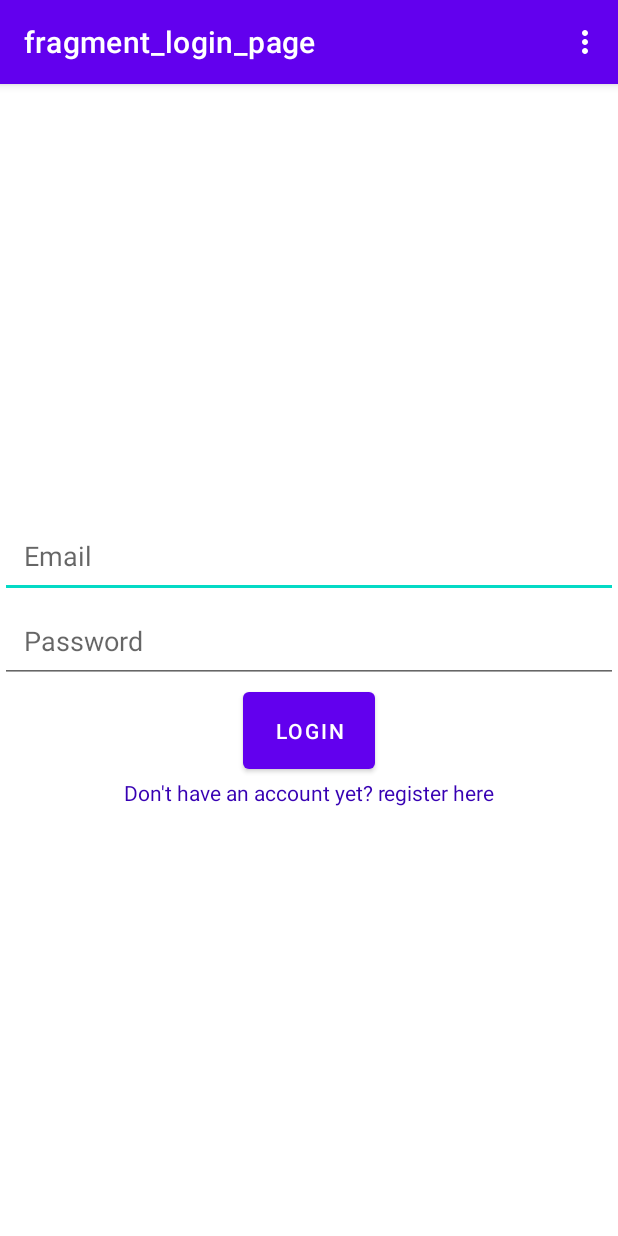
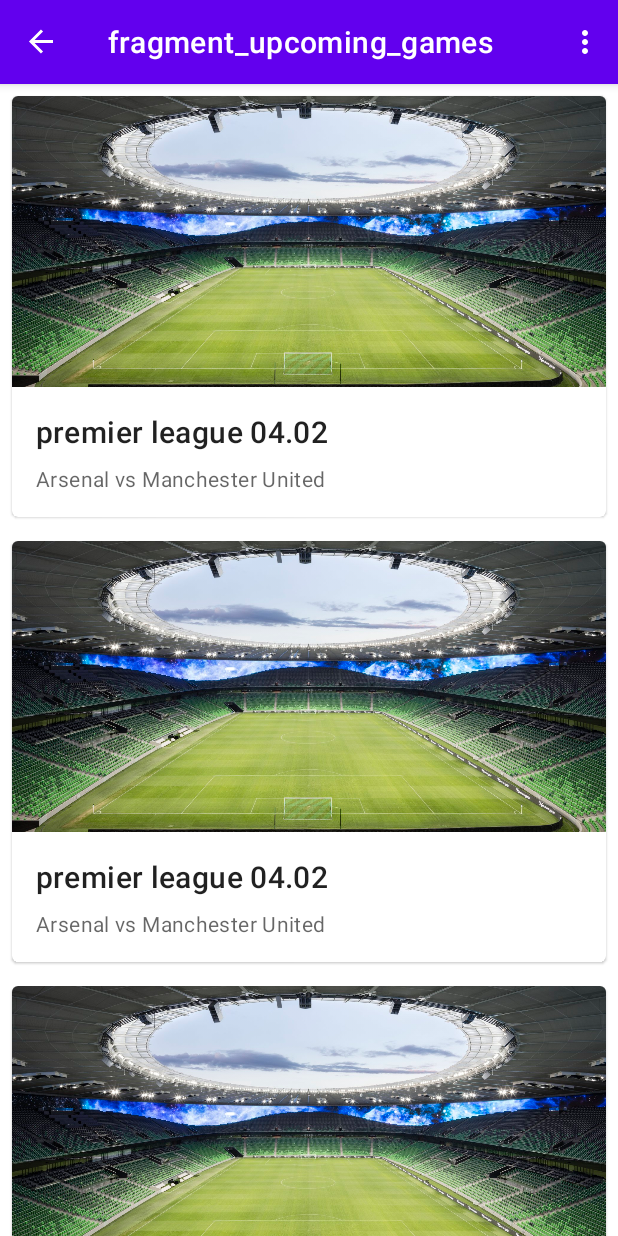
Before and after one commit to DevelopGenius/FootballDiscussionFinalProject, an Android app: the screen it shows after launch (MainActivity), after a tap on "LOGIN", on a phone screen of 412 x 824 dp. Run offline under Robolectric (Android 15) with nearby library versions, the phone set to English and light mode, and no system bars; our stand-ins replace Firebase (no records; nobody signed in at launch, a user with empty details on screens opened directly), Room's generated code, navigation-ui.

Commit message:
Adding upcoming games fragment + recycler adapter

```diff
--- a/app/src/main/java/com/example/footballdiscussion/fragments/LoginPageFragment.java
+++ b/app/src/main/java/com/example/footballdiscussion/fragments/LoginPageFragment.java
@@ -55,6 +55,10 @@
         binding.registerLink.setOnClickListener(view -> {
             Navigation.findNavController(view).navigate(LoginPageFragmentDirections.actionLoginPageFragmentToRegisterPageFragment());
         });
+
+        binding.loginButton.setOnClickListener(view -> {
+            Navigation.findNavController(view).navigate(LoginPageFragmentDirections.actionLoginPageFragmentToUpcomingGamesFragment());
+        });
         return binding.getRoot();
 
     }
--- /dev/null
+++ b/app/src/main/java/com/example/footballdiscussion/fragments/UpcomingGamesFragment.java
@@ -0,0 +1,53 @@
+package com.example.footballdiscussion.fragments;
+
+import androidx.lifecycle.ViewModelProvider;
+
+import android.content.Context;
+import android.os.Bundle;
+
+import androidx.annotation.NonNull;
+import androidx.annotation.Nullable;
+import androidx.fragment.app.Fragment;
+import androidx.recyclerview.widget.LinearLayoutManager;
+
+import android.util.Log;
+import android.view.LayoutInflater;
+import android.view.View;
+import android.view.ViewGroup;
+
+import com.example.footballdiscussion.databinding.FragmentUpcomingGamesBinding;
+import com.example.footballdiscussion.fragments.recycler_adapters.UpcomingGamesRecyclerAdapter;
+
+public class UpcomingGamesFragment extends Fragment {
+
+    private FragmentUpcomingGamesBinding binding;
+
+    private UpcomingGamesRecyclerAdapter upcomingGamesRecyclerAdapter;
+    private UpcomingGamesViewModel viewModel;
+
+    public static UpcomingGamesFragment newInstance() {
+        return new UpcomingGamesFragment();
+    }
+
+    @Override
+    public View onCreateView(@NonNull LayoutInflater inflater, @Nullable ViewGroup container,
+                             @Nullable Bundle savedInstanceState) {
+        binding = FragmentUpcomingGamesBinding.inflate(inflater, container, false);
+
+        binding.upcomingGamesRecyclerView.setHasFixedSize(true);
+        binding.upcomingGamesRecyclerView.setLayoutManager(new LinearLayoutManager(getContext()));
+        upcomingGamesRecyclerAdapter = new UpcomingGamesRecyclerAdapter(getLayoutInflater(), this.viewModel.getUpcomingGames());
+        binding.upcomingGamesRecyclerView.setAdapter(this.upcomingGamesRecyclerAdapter);
+
+        upcomingGamesRecyclerAdapter.setOnItemClickListener(pos -> {
+            Log.d("TAG", "Clicked Row " + pos);
+        });
+        return binding.getRoot();
+    }
+
+    @Override
+    public void onAttach(@NonNull Context context) {
+        super.onAttach(context);
+        viewModel = new ViewModelProvider(this).get(UpcomingGamesViewModel.class);
+    }
+}
--- /dev/null
+++ b/app/src/main/java/com/example/footballdiscussion/fragments/UpcomingGamesViewModel.java
@@ -0,0 +1,21 @@
+package com.example.footballdiscussion.fragments;
+
+import androidx.lifecycle.ViewModel;
+
+import com.example.footballdiscussion.models.entities.UpcomingGame;
+
+import java.util.ArrayList;
+import java.util.Date;
+import java.util.List;
+
+public class UpcomingGamesViewModel extends ViewModel {
+    public List<UpcomingGame> getUpcomingGames() {
+        List<UpcomingGame> list = new ArrayList<>();
+        list.add(new UpcomingGame("1","premier league", new Date(), "Arsenal", "Manchester United"));
+        list.add(new UpcomingGame("1","premier league", new Date(), "Arsenal", "Manchester United"));
+        list.add(new UpcomingGame("1","premier league", new Date(), "Arsenal", "Manchester United"));
+        list.add(new UpcomingGame("1","premier league", new Date(), "Arsenal", "Manchester United"));
+
+        return list;
+    }
+}
--- /dev/null
+++ b/app/src/main/java/com/example/footballdiscussion/fragments/recycler_adapters/UpcomingGamesRecyclerAdapter.java
@@ -0,0 +1,77 @@
+package com.example.footballdiscussion.fragments.recycler_adapters;
+
+
+import android.view.LayoutInflater;
+import android.view.View;
+import android.view.ViewGroup;
+
+
+import androidx.annotation.NonNull;
+import androidx.recyclerview.widget.RecyclerView;
+
+import com.example.footballdiscussion.databinding.FragmentUpcomingGameRowBinding;
+import com.example.footballdiscussion.databinding.FragmentUpcomingGamesBinding;
+import com.example.footballdiscussion.models.entities.UpcomingGame;
+
+import java.util.List;
+
+
+class UpcomingGamesViewHolder extends RecyclerView.ViewHolder {
+    private FragmentUpcomingGameRowBinding binding;
+
+    public UpcomingGamesViewHolder(@NonNull FragmentUpcomingGameRowBinding binding, UpcomingGamesRecyclerAdapter.OnItemClickListener listener, List<UpcomingGame> data) {
+        super(binding.getRoot());
+        this.binding = binding;
+        itemView.setOnClickListener(view -> listener.onItemClick(getAdapterPosition()));
+    }
+
+    public void bind(UpcomingGame upcomingGame) {
+        binding.upcomingGameRowTitle.setText(upcomingGame.getGameTitle());
+        binding.upcomingGameRowDescription.setText(upcomingGame.getGameDescription());
+    }
+}
+
+
+public class UpcomingGamesRecyclerAdapter extends RecyclerView.Adapter<UpcomingGamesViewHolder> {
+    List<UpcomingGame> data;
+    LayoutInflater inflater;
+    OnItemClickListener listener;
+
+    public static interface OnItemClickListener {
+        void onItemClick(int pos);
+    }
+
+    public UpcomingGamesRecyclerAdapter(LayoutInflater inflater, List<UpcomingGame> data) {
+        this.inflater = inflater;
+        this.data = data;
+    }
+
+    public void setData(List<UpcomingGame> data) {
+        this.data = data;
+        notifyDataSetChanged();
+    }
+
+
+    public void setOnItemClickListener(OnItemClickListener listener) {
+        this.listener = listener;
+    }
+
+    @Override
+    public void onBindViewHolder(@NonNull UpcomingGamesViewHolder holder, int position) {
+        holder.bind(data.get(position));
+    }
+
+    @Override
+    public int getItemCount() {
+        if (data == null) return 0;
+        return data.size();
+    }
+
+
+    @NonNull
+    @Override
+    public UpcomingGamesViewHolder onCreateViewHolder(@NonNull ViewGroup parent, int viewType) {
+        FragmentUpcomingGameRowBinding binding = FragmentUpcomingGameRowBinding.inflate(this.inflater, parent, false);
+        return new UpcomingGamesViewHolder(binding, listener, data);
+    }
+}
--- /dev/null
+++ b/app/src/main/java/com/example/footballdiscussion/models/entities/UpcomingGame.java
@@ -0,0 +1,83 @@
+package com.example.footballdiscussion.models.entities;
+
+import androidx.annotation.NonNull;
+import androidx.room.Entity;
+import androidx.room.PrimaryKey;
+
+import java.text.SimpleDateFormat;
+import java.util.Date;
+
+@Entity
+public class UpcomingGame {
+    @PrimaryKey
+    @NonNull
+    private String id;
+
+    private String leagueName;
+
+    private Date gameDate;
+
+    private String firstTeamName;
+
+    private String secondTeamName;
+
+    private final SimpleDateFormat simpleDateFormat = new SimpleDateFormat("dd.MM");
+
+
+    public UpcomingGame(@NonNull String id, String leagueName, Date gameDate, String firstTeamName, String secondTeamName) {
+        this.id = id;
+        this.leagueName = leagueName;
+        this.gameDate = gameDate;
+        this.firstTeamName = firstTeamName;
+        this.secondTeamName = secondTeamName;
+    }
+
+    @NonNull
+    public String getId() {
+        return id;
+    }
+
+    public void setId(@NonNull String id) {
+        this.id = id;
+    }
+
+    public String getLeagueName() {
+        return leagueName;
+    }
+
+    public void setLeagueName(String leagueName) {
+        this.leagueName = leagueName;
+    }
+
+    public Date getGameDate() {
+        return gameDate;
+    }
+
+    public void setGameDate(Date gameDate) {
+        this.gameDate = gameDate;
+    }
+
+    public String getFirstTeamName() {
+        return firstTeamName;
+    }
+
+    public void setFirstTeamName(String firstTeamName) {
+        this.firstTeamName = firstTeamName;
+    }
+
+    public String getSecondTeamName() {
+        return secondTeamName;
+    }
+
+    public void setSecondTeamName(String secondTeamName) {
+        this.secondTeamName = secondTeamName;
+    }
+
+    public String getGameTitle(){
+        return leagueName + " " + simpleDateFormat.format(gameDate);
+    }
+
+    public String getGameDescription(){
+        return firstTeamName + " vs "+ secondTeamName;
+    }
+}
--- /dev/null
+++ b/app/src/main/res/layout/fragment_upcoming_game_row.xml
@@ -0,0 +1,52 @@
+<?xml version="1.0" encoding="utf-8"?>
+<androidx.constraintlayout.widget.ConstraintLayout xmlns:android="http://schemas.android.com/apk/res/android"
+    xmlns:app="http://schemas.android.com/apk/res-auto"
+    xmlns:tools="http://schemas.android.com/tools"
+    android:layout_width="match_parent"
+    android:layout_height="wrap_content">
+
+    <com.google.android.material.card.MaterialCardView
+        android:id="@+id/card"
+        android:layout_width="match_parent"
+        android:layout_height="wrap_content"
+        android:layout_margin="8dp"
+        app:layout_constraintBottom_toBottomOf="parent"
+        app:layout_constraintStart_toStartOf="parent"
+        app:layout_constraintTop_toTopOf="parent">
+
+        <LinearLayout
+            android:layout_width="match_parent"
+            android:layout_height="wrap_content"
+            android:orientation="vertical">
+
+            <ImageView
+                android:layout_width="match_parent"
+                android:layout_height="194dp"
+                android:scaleType="centerCrop"
+                app:srcCompat="@drawable/football_stadium" />
+
+            <LinearLayout
+                android:layout_width="match_parent"
+                android:layout_height="wrap_content"
+                android:orientation="vertical"
+                android:padding="16dp">
+
+                <TextView
+                    android:id="@+id/upcoming_game_row_title"
+                    android:layout_width="wrap_content"
+                    android:layout_height="wrap_content"
+                    android:text="Game title"
+                    android:textAppearance="?attr/textAppearanceHeadline6" />
+
+                <TextView
+                    android:id="@+id/upcoming_game_row_description"
+                    android:layout_width="wrap_content"
+                    android:layout_height="wrap_content"
+                    android:layout_marginTop="8dp"
+                    android:text="Game description"
+                    android:textAppearance="?attr/textAppearanceBody2"
+                    android:textColor="?android:attr/textColorSecondary" />
+            </LinearLayout>
+        </LinearLayout>
+    </com.google.android.material.card.MaterialCardView>
+</androidx.constraintlayout.widget.ConstraintLayout>
--- /dev/null
+++ b/app/src/main/res/layout/fragment_upcoming_games.xml
@@ -0,0 +1,29 @@
+<?xml version="1.0" encoding="utf-8"?>
+<androidx.constraintlayout.widget.ConstraintLayout xmlns:android="http://schemas.android.com/apk/res/android"
+    xmlns:app="http://schemas.android.com/apk/res-auto"
+    xmlns:tools="http://schemas.android.com/tools"
+    android:layout_width="match_parent"
+    android:layout_height="match_parent"
+    tools:context=".fragments.UpcomingGamesFragment">
+
+    <androidx.swiperefreshlayout.widget.SwipeRefreshLayout
+        android:id="@+id/upcoming_games_swipe_refresh"
+        android:layout_width="0dp"
+        android:layout_height="0dp"
+        app:layout_constraintBottom_toBottomOf="parent"
+        app:layout_constraintEnd_toEndOf="parent"
+        app:layout_constraintHorizontal_bias="0.0"
+        app:layout_constraintStart_toStartOf="parent"
+        app:layout_constraintTop_toTopOf="parent">
+        <androidx.recyclerview.widget.RecyclerView
+            android:id="@+id/upcoming_games_recycler_view"
+            android:layout_width="0dp"
+            android:layout_height="0dp"
+            app:layout_constraintBottom_toBottomOf="parent"
+            app:layout_constraintEnd_toEndOf="parent"
+            app:layout_constraintHorizontal_bias="0.0"
+            app:layout_constraintStart_toStartOf="parent"
+            app:layout_constraintTop_toTopOf="parent" />
+    </androidx.swiperefreshlayout.widget.SwipeRefreshLayout>
+
+</androidx.constraintlayout.widget.ConstraintLayout>
--- a/app/src/main/res/navigation/nav_graph.xml
+++ b/app/src/main/res/navigation/nav_graph.xml
@@ -33,10 +33,18 @@
         <action
             android:id="@+id/action_loginPageFragment_to_registerPageFragment"
             app:destination="@id/registerPageFragment" />
+        <action
+            android:id="@+id/action_loginPageFragment_to_upcomingGamesFragment"
+            app:destination="@id/upcomingGamesFragment" />
     </fragment>
     <fragment
         android:id="@+id/registerPageFragment"
         android:name="com.example.footballdiscussion.fragments.RegisterPageFragment"
         android:label="fragment_register_page"
         tools:layout="@layout/fragment_register_page" />
+    <fragment
+        android:id="@+id/upcomingGamesFragment"
+        android:name="com.example.footballdiscussion.fragments.UpcomingGamesFragment"
+        android:label="fragment_upcoming_games"
+        tools:layout="@layout/fragment_upcoming_games" />
 </navigation>
```
Also changed, not shown: app/src/main/res/drawable/football_stadium.jpg (added).
